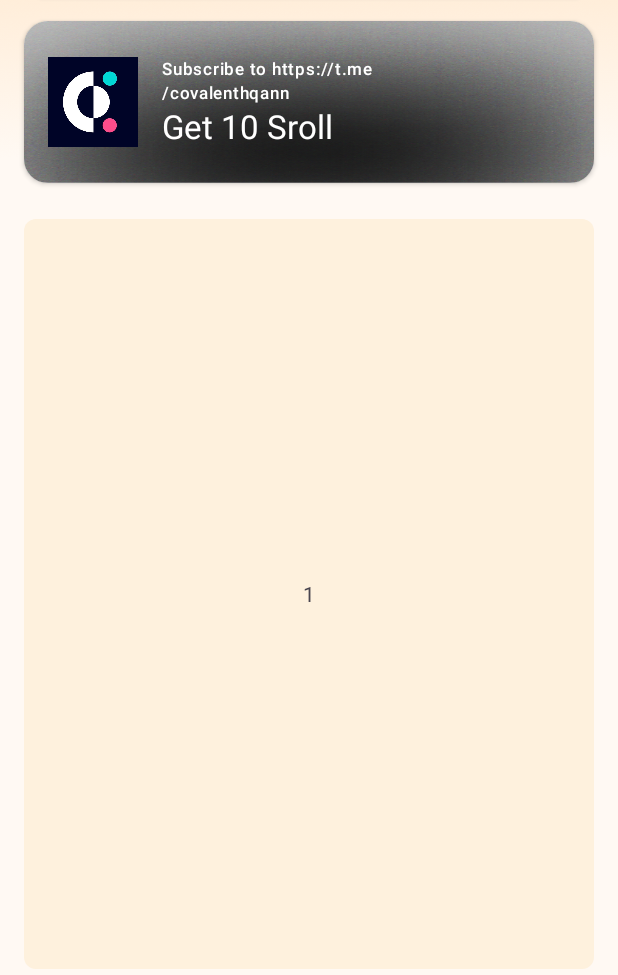
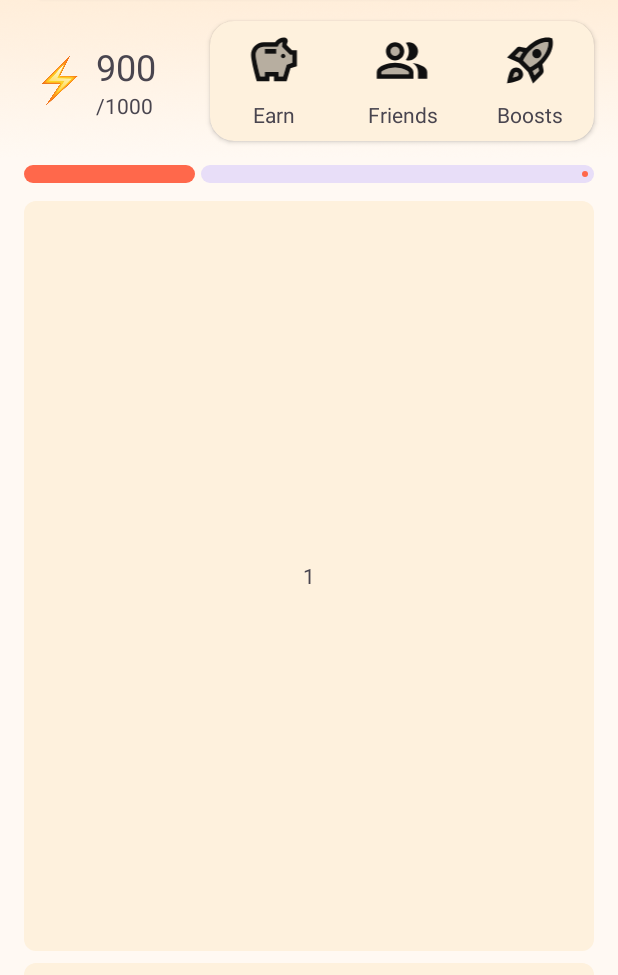
Before and after one commit to Romik9415/scrollwallet, an Android app: the fragment ScrollFragment placed in its activity, on a phone screen of 412 x 824 dp, the part 261-1236 px from its top. Run offline under Robolectric (Android 15) with nearby library versions, the phone set to English and light mode, and no system bars; our stand-ins replace Dagger/Hilt's generated code, Room's generated code; libraries missing offline, so code that uses them is left out: com.github.terrakok.cicerone, com.robinhood.ticker; plain views replace TickerView; 5 statements that could not run were skipped.

Commit message:
Added game elements

```diff
--- a/app/src/main/java/com/example/scrollwallet/ui/pages/scroll/ScrollFragment.kt
+++ b/app/src/main/java/com/example/scrollwallet/ui/pages/scroll/ScrollFragment.kt
@@ -86,7 +86,7 @@ class ScrollFragment : BaseFragment(R.layout.scroll_fragment), View.OnClickListe
 
     override fun setListeners() {
         binding.ivBack.setOnClickListener(this)
-        binding.tvUserDescription3.setOnClickListener(this)
+        //binding.tvUserDescription3.setOnClickListener(this)
     }
 
     override fun setInsetForFragment() {
@@ -96,9 +96,9 @@ class ScrollFragment : BaseFragment(R.layout.scroll_fragment), View.OnClickListe
     override fun onClick(v: View?) {
         when (v) {
             binding.ivBack -> router.exit()
-            binding.tvUserDescription3 -> {
-                router.navigateTo(Screens.openUrl("https://t.me/covalenthqann"))
-            }
+//            binding.tvUserDescription3 -> {
+//                router.navigateTo(Screens.openUrl("https://t.me/covalenthqann"))
+//            }
         }
     }
 
--- /dev/null
+++ b/app/src/main/res/drawable/ic_people.xml
@@ -0,0 +1,28 @@
+<vector xmlns:android="http://schemas.android.com/apk/res/android"
+    android:width="24dp"
+    android:height="24dp"
+    android:viewportWidth="24"
+    android:viewportHeight="24">
+  <path
+      android:pathData="M9,8m-2,0a2,2 0,1 1,4 0a2,2 0,1 1,-4 0"
+      android:strokeAlpha="0.3"
+      android:fillColor="#FFFFFF"
+      android:fillAlpha="0.3"/>
+  <path
+      android:pathData="M9,15c-2.7,0 -5.8,1.29 -6,2.01L3,18h12v-1C14.8,16.29 11.7,15 9,15z"
+      android:strokeAlpha="0.3"
+      android:fillColor="#FFFFFF"
+      android:fillAlpha="0.3"/>
+  <path
+      android:pathData="M16.67,13.13C18.04,14.06 19,15.32 19,17v3h4v-3C23,14.82 19.43,13.53 16.67,13.13z"
+      android:fillColor="#FFFFFF"/>
+  <path
+      android:pathData="M15,12c2.21,0 4,-1.79 4,-4c0,-2.21 -1.79,-4 -4,-4c-0.47,0 -0.91,0.1 -1.33,0.24C14.5,5.27 15,6.58 15,8s-0.5,2.73 -1.33,3.76C14.09,11.9 14.53,12 15,12z"
+      android:fillColor="#FFFFFF"/>
+  <path
+      android:pathData="M9,12c2.21,0 4,-1.79 4,-4c0,-2.21 -1.79,-4 -4,-4S5,5.79 5,8C5,10.21 6.79,12 9,12zM9,6c1.1,0 2,0.9 2,2c0,1.1 -0.9,2 -2,2S7,9.1 7,8C7,6.9 7.9,6 9,6z"
+      android:fillColor="#FFFFFF"/>
+  <path
+      android:pathData="M9,13c-2.67,0 -8,1.34 -8,4v3h16v-3C17,14.34 11.67,13 9,13zM15,18H3l0,-0.99C3.2,16.29 6.3,15 9,15s5.8,1.29 6,2V18z"
+      android:fillColor="#FFFFFF"/>
+</vector>
--- /dev/null
+++ b/app/src/main/res/drawable/ic_rocket_launch.xml
@@ -0,0 +1,14 @@
+<vector xmlns:android="http://schemas.android.com/apk/res/android"
+    android:width="24dp"
+    android:height="24dp"
+    android:viewportWidth="24"
+    android:viewportHeight="24">
+  <path
+      android:pathData="M6.71,18.71c-0.28,0.28 -2.17,0.76 -2.17,0.76s0.47,-1.88 0.76,-2.17C5.47,17.11 5.72,17 6,17c0.55,0 1,0.45 1,1C7,18.28 6.89,18.53 6.71,18.71zM7.41,10.83L5.5,10.01l1.97,-1.97l1.44,0.29C8.34,9.16 7.83,10.03 7.41,10.83zM13.99,18.5l-0.82,-1.91c0.8,-0.42 1.67,-0.93 2.49,-1.5l0.29,1.44L13.99,18.5zM19.99,4.01c0,0 -3.55,-0.69 -8.23,3.99c-1.32,1.32 -2.4,3.38 -2.73,4.04l2.93,2.93c0.65,-0.32 2.71,-1.4 4.04,-2.73C20.68,7.56 19.99,4.01 19.99,4.01zM15,11c-1.1,0 -2,-0.9 -2,-2c0,-1.1 0.9,-2 2,-2s2,0.9 2,2C17,10.1 16.1,11 15,11z"
+      android:strokeAlpha="0.3"
+      android:fillColor="#FFFFFF"
+      android:fillAlpha="0.3"/>
+  <path
+      android:pathData="M6,15c-0.83,0 -1.58,0.34 -2.12,0.88C2.7,17.06 2,22 2,22s4.94,-0.7 6.12,-1.88C8.66,19.58 9,18.83 9,18C9,16.34 7.66,15 6,15zM6.71,18.71c-0.28,0.28 -2.17,0.76 -2.17,0.76s0.47,-1.88 0.76,-2.17C5.47,17.11 5.72,17 6,17c0.55,0 1,0.45 1,1C7,18.28 6.89,18.53 6.71,18.71zM17.42,13.65L17.42,13.65c6.36,-6.36 4.24,-11.31 4.24,-11.31s-4.95,-2.12 -11.31,4.24l-2.49,-0.5C7.21,5.95 6.53,6.16 6.05,6.63L2,10.69l5,2.14L11.17,17l2.14,5l4.05,-4.05c0.47,-0.47 0.68,-1.15 0.55,-1.81L17.42,13.65zM7.41,10.83L5.5,10.01l1.97,-1.97l1.44,0.29C8.34,9.16 7.83,10.03 7.41,10.83zM13.99,18.5l-0.82,-1.91c0.8,-0.42 1.67,-0.93 2.49,-1.5l0.29,1.44L13.99,18.5zM16,12.24c-1.32,1.32 -3.38,2.4 -4.04,2.73l-2.93,-2.93c0.32,-0.65 1.4,-2.71 2.73,-4.04c4.68,-4.68 8.23,-3.99 8.23,-3.99S20.68,7.56 16,12.24zM15,11c1.1,0 2,-0.9 2,-2s-0.9,-2 -2,-2s-2,0.9 -2,2S13.9,11 15,11z"
+      android:fillColor="#FFFFFF"/>
+</vector>
--- /dev/null
+++ b/app/src/main/res/drawable/ic_savings_icon.xml
@@ -0,0 +1,14 @@
+<vector xmlns:android="http://schemas.android.com/apk/res/android"
+    android:width="24dp"
+    android:height="24dp"
+    android:viewportWidth="24"
+    android:viewportHeight="24">
+  <path
+      android:pathData="M19,9.5L15.5,6c0,-0.65 0.09,-1.29 0.26,-1.91C14.79,4.34 14,5.06 13.67,6L7.5,6C5.57,6 4,7.57 4,9.5c0,1.88 1.22,6.65 2.01,9.5L8,19v-2h6v2l2.01,0l1.55,-5.15L20,13.03V9.5H19zM13,9H8V7h5V9zM16,11c-0.55,0 -1,-0.45 -1,-1c0,-0.55 0.45,-1 1,-1s1,0.45 1,1C17,10.55 16.55,11 16,11z"
+      android:strokeAlpha="0.3"
+      android:fillColor="#000000"
+      android:fillAlpha="0.3"/>
+  <path
+      android:pathData="M15,10c0,-0.55 0.45,-1 1,-1s1,0.45 1,1c0,0.55 -0.45,1 -1,1S15,10.55 15,10zM8,9h5V7H8V9zM22,7.5v6.97l-2.82,0.94L17.5,21L12,21v-2h-2v2l-5.5,0C4.5,21 2,12.54 2,9.5S4.46,4 7.5,4l5,0c0.91,-1.21 2.36,-2 4,-2C17.33,2 18,2.67 18,3.5c0,0.21 -0.04,0.4 -0.12,0.58c-0.14,0.34 -0.26,0.73 -0.32,1.15l2.27,2.27H22zM20,9.5h-1L15.5,6c0,-0.65 0.09,-1.29 0.26,-1.91C14.79,4.34 14,5.06 13.67,6L7.5,6C5.57,6 4,7.57 4,9.5c0,1.88 1.22,6.65 2.01,9.5L8,19v-2h6v2l2.01,0l1.55,-5.15L20,13.03V9.5z"
+      android:fillColor="#000000"/>
+</vector>
--- a/app/src/main/res/layout/scroll_fragment.xml
+++ b/app/src/main/res/layout/scroll_fragment.xml
@@ -157,93 +157,179 @@
         </androidx.constraintlayout.widget.ConstraintLayout>
     </androidx.cardview.widget.CardView>
 
-    <androidx.cardview.widget.CardView
-        android:id="@+id/cvRoll2"
-        android:layout_width="0dp"
-        android:layout_height="wrap_content"
+    <androidx.constraintlayout.widget.ConstraintLayout
+        android:id="@+id/clEnergy"
+        android:layout_width="100dp"
+        android:layout_height="80dp"
         android:layout_marginStart="16dp"
-        android:layout_marginTop="16dp"
-        android:layout_marginEnd="16dp"
-        android:foreground="?selectableItemBackgroundBorderless"
-        app:cardCornerRadius="16dp"
-        app:layout_constraintEnd_toEndOf="parent"
         app:layout_constraintStart_toStartOf="parent"
-        app:layout_constraintTop_toBottomOf="@+id/cvRoll">
-
-        <androidx.constraintlayout.widget.ConstraintLayout
-            android:layout_width="match_parent"
-            android:layout_height="match_parent"
-            android:background="@drawable/ill_noisy_dark">
+        app:layout_constraintTop_toTopOf="@+id/cvRoll2">
 
         <ImageView
-                android:id="@+id/ivProfilePicture3"
-                android:layout_width="60dp"
-                android:layout_height="60dp"
-                android:layout_gravity="center"
-                android:layout_marginStart="16dp"
-                android:layout_marginTop="24dp"
-                android:layout_marginBottom="24dp"
-                android:scaleType="fitCenter"
-                android:src="@drawable/ill_sponsor"
+            android:id="@+id/ivEnergy"
+            android:layout_width="48dp"
+            android:layout_height="48dp"
+            android:src="@drawable/lightning_emoji"
             app:layout_constraintBottom_toBottomOf="parent"
             app:layout_constraintStart_toStartOf="parent"
             app:layout_constraintTop_toTopOf="parent" />
 
         <TextView
-                android:id="@+id/tvUserName3"
-                android:layout_width="0dp"
+            android:id="@+id/tvEnergyCurrent"
+            android:layout_width="wrap_content"
             android:layout_height="wrap_content"
-                android:layout_marginStart="16dp"
-                android:layout_marginTop="16dp"
-                android:layout_marginEnd="8dp"
-                android:layout_weight="1"
-                android:text="Subscribe to https://t.me/covalenthqann"
-                android:textAppearance="@style/TextAppearance.Material3.LabelSmall"
-                android:textColor="#FFFFFF"
-                app:layout_constraintBottom_toTopOf="@+id/tvUserDescription3"
-                app:layout_constraintEnd_toStartOf="@+id/llScanner3"
-                app:layout_constraintHorizontal_bias="0.5"
-                app:layout_constraintStart_toEndOf="@+id/ivProfilePicture3"
+            android:text="900"
+            android:textSize="24dp"
+            app:layout_constraintBottom_toTopOf="@+id/tvEnergyAll"
+            app:layout_constraintEnd_toEndOf="parent"
+            app:layout_constraintHorizontal_bias="0.0"
+            app:layout_constraintStart_toEndOf="@+id/ivEnergy"
             app:layout_constraintTop_toTopOf="parent"
             app:layout_constraintVertical_chainStyle="packed" />
 
         <TextView
-                android:id="@+id/tvUserDescription3"
+            android:id="@+id/tvEnergyAll"
+            android:layout_width="wrap_content"
+            android:layout_height="wrap_content"
+            android:text="/1000"
+            app:layout_constraintBottom_toBottomOf="parent"
+            app:layout_constraintEnd_toEndOf="parent"
+            app:layout_constraintHorizontal_bias="0.0"
+            app:layout_constraintStart_toEndOf="@+id/ivEnergy"
+            app:layout_constraintTop_toBottomOf="@+id/tvEnergyCurrent" />
+
+
+    </androidx.constraintlayout.widget.ConstraintLayout>
+
+    <androidx.cardview.widget.CardView
+        android:id="@+id/cvRoll2"
         android:layout_width="0dp"
         android:layout_height="wrap_content"
-                android:layout_marginStart="16dp"
-                android:layout_marginEnd="8dp"
-                android:layout_marginBottom="16dp"
-                android:layout_weight="1"
-                android:ellipsize="end"
-                android:text="Get 10 Sroll"
-                android:textAppearance="@style/TextAppearance.Material3.TitleLarge"
-                android:textColor="#fff"
-                app:layout_constraintBottom_toBottomOf="parent"
-                app:layout_constraintEnd_toStartOf="@+id/llScanner3"
-                app:layout_constraintHorizontal_bias="0.5"
-                app:layout_constraintStart_toEndOf="@+id/ivProfilePicture3"
-                app:layout_constraintTop_toBottomOf="@+id/tvUserName3"
-                tools:text="24.004 ROLL" />
+        android:layout_marginStart="24dp"
+        android:layout_marginTop="16dp"
+        android:layout_marginEnd="16dp"
+        android:backgroundTint="@color/surface"
+        android:foreground="?selectableItemBackgroundBorderless"
+        app:cardCornerRadius="16dp"
+        app:layout_constraintEnd_toEndOf="parent"
+        app:layout_constraintStart_toEndOf="@+id/clEnergy"
+        app:layout_constraintTop_toBottomOf="@+id/cvRoll">
+
+        <LinearLayout
+            android:layout_width="match_parent"
+            android:layout_height="80dp"
+            android:orientation="horizontal">
+
+            <androidx.constraintlayout.widget.ConstraintLayout
+                android:layout_width="0dp"
+                android:layout_height="match_parent"
+                android:layout_weight="1">
 
                 <ImageView
-                android:id="@+id/llScanner3"
-                android:layout_width="64dp"
-                android:layout_height="64dp"
-                android:layout_marginEnd="24dp"
-                android:gravity="center"
-                android:padding="4dp"
+                    android:id="@+id/imageView2"
+                    android:layout_width="match_parent"
+                    android:layout_height="0dp"
+                    android:padding="8dp"
+                    android:src="@drawable/ic_savings_icon"
+                    app:layout_constraintBottom_toTopOf="@+id/tvMissions"
+                    app:layout_constraintEnd_toEndOf="parent"
+                    app:layout_constraintStart_toStartOf="parent"
+                    app:layout_constraintTop_toTopOf="parent"
+                    app:tint="@color/color_high_contrast" />
+
+                <TextView
+                    android:id="@+id/tvMissions"
+                    android:layout_width="match_parent"
+                    android:layout_height="wrap_content"
+                    android:layout_marginBottom="8dp"
+                    android:text="Earn"
+                    android:textAlignment="center"
                     app:layout_constraintBottom_toBottomOf="parent"
                     app:layout_constraintEnd_toEndOf="parent"
-                app:layout_constraintTop_toTopOf="parent" />
+                    app:layout_constraintStart_toStartOf="parent" />
+
             </androidx.constraintlayout.widget.ConstraintLayout>
+
+            <androidx.constraintlayout.widget.ConstraintLayout
+                android:layout_width="0dp"
+                android:layout_height="match_parent"
+                android:layout_weight="1">
+
+                <ImageView
+                    android:id="@+id/imageView3"
+                    android:layout_width="match_parent"
+                    android:layout_height="0dp"
+                    android:padding="8dp"
+                    android:src="@drawable/ic_people"
+                    app:layout_constraintBottom_toTopOf="@+id/tvBoosts"
+                    app:layout_constraintEnd_toEndOf="parent"
+                    app:layout_constraintStart_toStartOf="parent"
+                    app:layout_constraintTop_toTopOf="parent"
+                    app:tint="@color/color_high_contrast" />
+
+                <TextView
+                    android:id="@+id/tvBoosts"
+                    android:layout_width="match_parent"
+                    android:layout_height="wrap_content"
+                    android:layout_marginBottom="8dp"
+                    android:text="Friends"
+                    android:textAlignment="center"
+                    app:layout_constraintBottom_toBottomOf="parent"
+                    app:layout_constraintEnd_toEndOf="parent"
+                    app:layout_constraintStart_toStartOf="parent" />
+            </androidx.constraintlayout.widget.ConstraintLayout>
+
+
+            <androidx.constraintlayout.widget.ConstraintLayout
+                android:layout_width="0dp"
+                android:layout_height="match_parent"
+                android:layout_weight="1">
+
+                <ImageView
+                    android:id="@+id/imageView4"
+                    android:layout_width="match_parent"
+                    android:layout_height="0dp"
+                    android:padding="8dp"
+                    android:src="@drawable/ic_rocket_launch"
+                    app:layout_constraintBottom_toTopOf="@+id/tvBoosts2"
+                    app:layout_constraintEnd_toEndOf="parent"
+                    app:layout_constraintStart_toStartOf="parent"
+                    app:layout_constraintTop_toTopOf="parent"
+                    app:tint="@color/color_high_contrast" />
+
+                <TextView
+                    android:id="@+id/tvBoosts2"
+                    android:layout_width="match_parent"
+                    android:layout_height="wrap_content"
+                    android:layout_marginBottom="8dp"
+                    android:text="Boosts"
+                    android:textAlignment="center"
+                    app:layout_constraintBottom_toBottomOf="parent"
+                    app:layout_constraintEnd_toEndOf="parent"
+                    app:layout_constraintStart_toStartOf="parent" />
+            </androidx.constraintlayout.widget.ConstraintLayout>
+
+        </LinearLayout>
     </androidx.cardview.widget.CardView>
+
+    <com.google.android.material.progressindicator.LinearProgressIndicator
+        android:layout_width="match_parent"
+        android:layout_height="wrap_content"
+        android:layout_marginStart="16dp"
+        android:layout_marginTop="16dp"
+        android:layout_marginEnd="16dp"
+        android:progress="30"
+        app:layout_constraintEnd_toEndOf="parent"
+        app:layout_constraintStart_toStartOf="parent"
+        app:layout_constraintTop_toBottomOf="@+id/cvRoll2"
+        app:trackCornerRadius="16dp"
+        app:trackThickness="12dp" />
 
     <androidx.recyclerview.widget.RecyclerView
         android:id="@+id/rvScroll"
         android:layout_width="match_parent"
         android:layout_height="0dp"
-        android:layout_marginTop="16dp"
+        android:layout_marginTop="32dp"
         app:layout_constraintBottom_toBottomOf="parent"
         app:layout_constraintTop_toBottomOf="@+id/cvRoll2" />
 </androidx.constraintlayout.widget.ConstraintLayout>
```
Also changed, not shown: app/src/main/res/drawable/lightning_emoji.png (added). Lines whose indentation alone changed are shown as unchanged.
